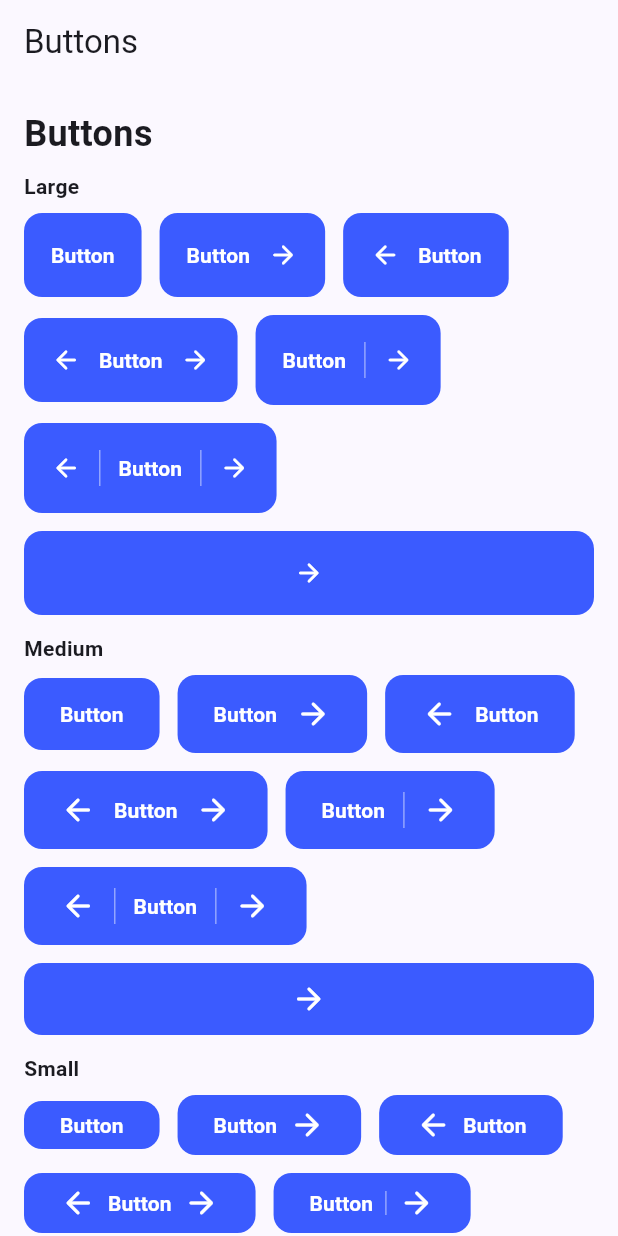
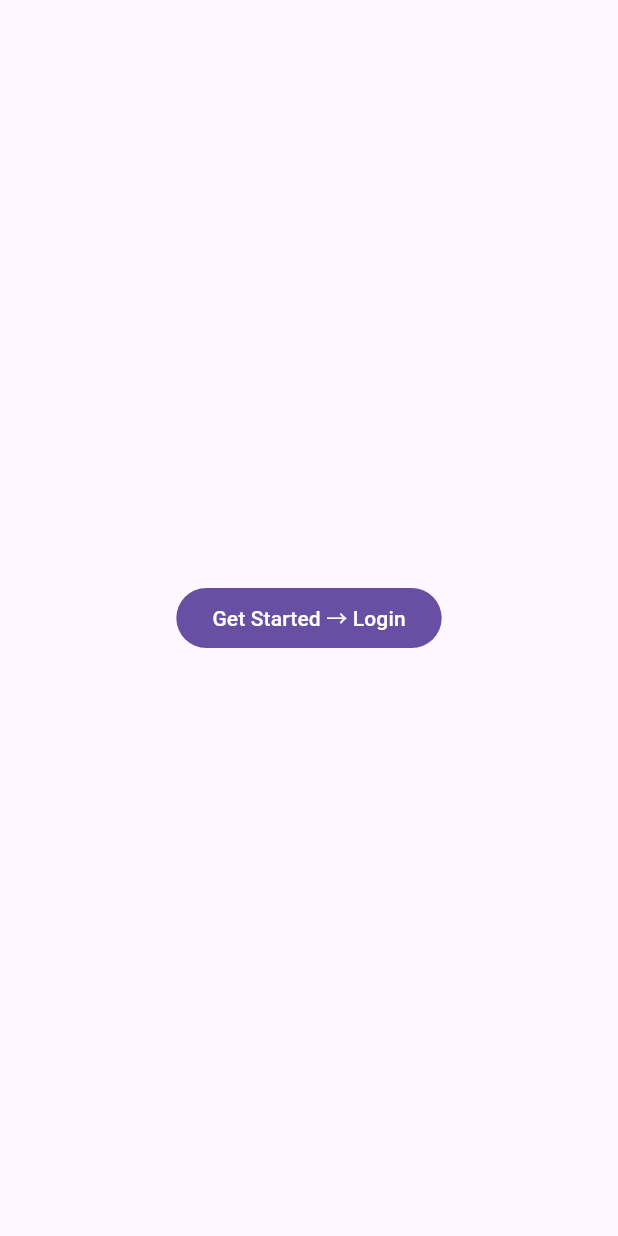
Before and after one commit to Asad422/Pulse, a Flutter app: the screen it shows after launch, on a phone screen of 412 x 824 dp. Run offline on Flutter 3.47's test engine with Material 3 defaults, Android fonts, the phone set to English and light mode, and no system bars; our stand-ins replace go_router.

```diff
--- /dev/null
+++ b/devtools_options.yaml
@@ -0,0 +1,3 @@
+description: This file stores settings for Dart & Flutter DevTools.
+documentation: https://docs.flutter.dev/tools/devtools/extensions#configure-extension-enablement-states
+extensions:
--- a/lib/core/router/app_router.dart
+++ b/lib/core/router/app_router.dart
@@ -0,0 +1,60 @@
+import 'package:go_router/go_router.dart';
+import 'routes.dart';
+
+// shell
+
+// screens
+import '../../../features/onboarding/onboarding_screen.dart';
+import '../../app/ui/shell/app_shell.dart';
+import '../../features/auth/presentation/screens/login_screen.dart';
+import '../../features/auth/presentation/screens/register_screen.dart';
+import '../../features/home/presentation/screens/home_screen.dart';
+import '../../features/profile/presentation/screens/profile_screen.dart';
+import '../../features/search/presentation/screens/search_screen.dart';
+
+class AppRouter {
+  static GoRouter create() {
+    return GoRouter(
+      initialLocation: AppPaths.onboarding, // без проверок, просто стартуем тут
+      routes: [
+        GoRoute(
+          path: AppPaths.onboarding,
+          name: AppRoutes.onboarding,
+          builder: (ctx, st) => const OnboardingScreen(),
+        ),
+        GoRoute(
+          path: AppPaths.login,
+          name: AppRoutes.login,
+          builder: (ctx, st) => const LoginScreen(),
+        ),
+        GoRoute(
+          path: AppPaths.register,
+          name: AppRoutes.register,
+          builder: (ctx, st) => const RegisterScreen(),
+        ),
+
+        // Shell с нижним баром на 3 экрана
+        ShellRoute(
+          builder: (ctx, st, child) => AppShell(child: child),
+          routes: [
+            GoRoute(
+              path: AppPaths.home,
+              name: AppRoutes.home,
+              pageBuilder: (ctx, st) => const NoTransitionPage(child: HomeScreen()),
+            ),
+            GoRoute(
+              path: AppPaths.search,
+              name: AppRoutes.search,
+              pageBuilder: (ctx, st) => const NoTransitionPage(child: SearchScreen()),
+            ),
+            GoRoute(
+              path: AppPaths.profile,
+              name: AppRoutes.profile,
+              pageBuilder: (ctx, st) => const NoTransitionPage(child: ProfileScreen()),
+            ),
+          ],
+        ),
+      ],
+    );
+  }
+}
--- a/lib/core/router/routes.dart
+++ b/lib/core/router/routes.dart
@@ -0,0 +1,21 @@
+class AppRoutes {
+  // Standalone
+  static const onboarding = 'onboarding';
+  static const login = 'login';
+  static const register = 'register';
+
+  // Shell tabs
+  static const home = 'home';
+  static const search = 'search';
+  static const profile = 'profile';
+}
+
+class AppPaths {
+  static const onboarding = '/onboarding';
+  static const login = '/auth/login';
+  static const register = '/auth/register';
+
+  static const home = '/app/home';
+  static const search = '/app/search';
+  static const profile = '/app/profile';
+}
--- a/lib/core/theme/colors.dart
+++ b/lib/core/theme/app_colors.dart
@@ -1,6 +1,7 @@
 import 'package:flutter/material.dart';
 
 class AppColors {
+
   // Основные
   static const Color primary = Color(0xFF366BFB);
   static const Color onPrimary = Color(0xFFFFFFFF);
--- a/lib/core/theme/app_theme.dart
+++ b/lib/core/theme/app_theme.dart
@@ -1,5 +1,6 @@
 import 'package:flutter/material.dart';
-import 'colors.dart';
+
+import 'app_colors.dart';
 
 class AppTheme {
   static ThemeData light() {
--- /dev/null
+++ b/lib/features/onboarding/onboarding_screen.dart
@@ -0,0 +1,20 @@
+import 'package:flutter/material.dart';
+import 'package:go_router/go_router.dart';
+
+import '../../core/router/routes.dart';
+
+class OnboardingScreen extends StatelessWidget {
+  const OnboardingScreen({super.key});
+
+  @override
+  Widget build(BuildContext context) {
+    return Scaffold(
+      body: Center(
+        child: FilledButton(
+          onPressed: () => context.go(AppPaths.login),
+          child: const Text('Get Started → Login'),
+        ),
+      ),
+    );
+  }
+}
--- a/lib/main.dart
+++ b/lib/main.dart
@@ -1,42 +1,24 @@
 import 'package:flutter/material.dart';
-import 'package:pulse/core/widgets/app_button_widget.dart';
-import 'package:pulse/core/widgets/showcase_widget.dart'; // путь к вашему классу AppButtonWidget
+import 'package:go_router/go_router.dart';
+
+import 'core/router/app_router.dart';
 
 void main() {
-  runApp(const MyApp());
+  runApp(const App());
 }
 
-class MyApp extends StatelessWidget {
-  const MyApp({super.key});
+class App extends StatelessWidget {
+  const App({super.key});
 
   @override
   Widget build(BuildContext context) {
-    return MaterialApp(
-      title: 'Buttons Demo',
-      theme: ThemeData(
-        colorScheme: ColorScheme.fromSeed(seedColor: Colors.indigo),
-        useMaterial3: true,
-      ),
-      home: const MyHomePage(title: 'Buttons'),
+    final GoRouter router = AppRouter.create();
+
+    return MaterialApp.router(
+      title: 'Pulse',
+      debugShowCheckedModeBanner: false,
+      routerConfig: router,
+      theme: ThemeData(useMaterial3: true),
     );
   }
 }
-
-class MyHomePage extends StatelessWidget {
-  const MyHomePage({super.key, required this.title});
-  final String title;
-
-  @override
-  Widget build(BuildContext context) {
-    return Scaffold(
-      appBar: AppBar(title: Text(title)),
-      body: const ButtonsShowcase(),
-      // body: AppButtonWidget.rightIcon(
-      //   label: "Button",
-      //   onPressed: () {},
-      //   rightIcon: Icons.access_time_filled,
-      //   tone: AppButtonWidgetTone.subtle
-      // ),
-    );
-  }
-}
```
Also changed, not shown: lib/app/ui/shell/app_shell.dart (added, +35 -0 lines), lib/core/theme/text_styles.dart (+232 -18 lines), lib/features/auth/presentation/screens/login_screen.dart (added, +29 -0 lines), lib/features/auth/presentation/screens/register_screen.dart (added, +25 -0 lines), lib/features/home/presentation/screens/home_screen.dart (added, +8 -0 lines), lib/features/profile/presentation/screens/profile_screen.dart (added, +21 -0 lines), lib/features/search/presentation/screens/search_screen.dart (added, +8 -0 lines), 2 other files.
